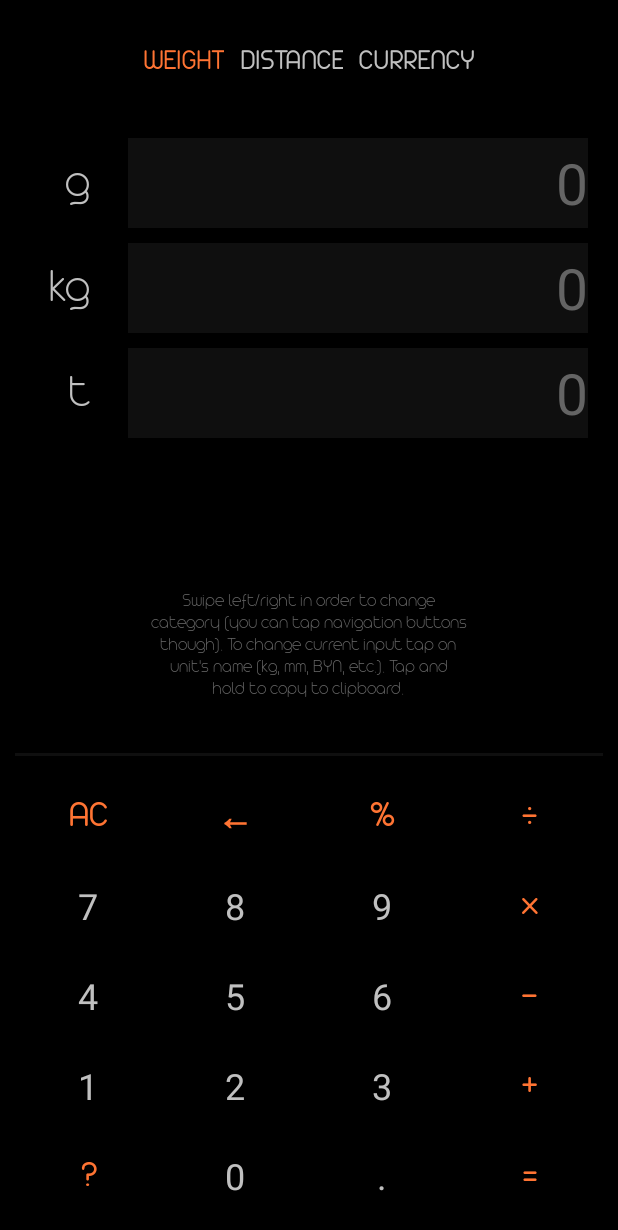
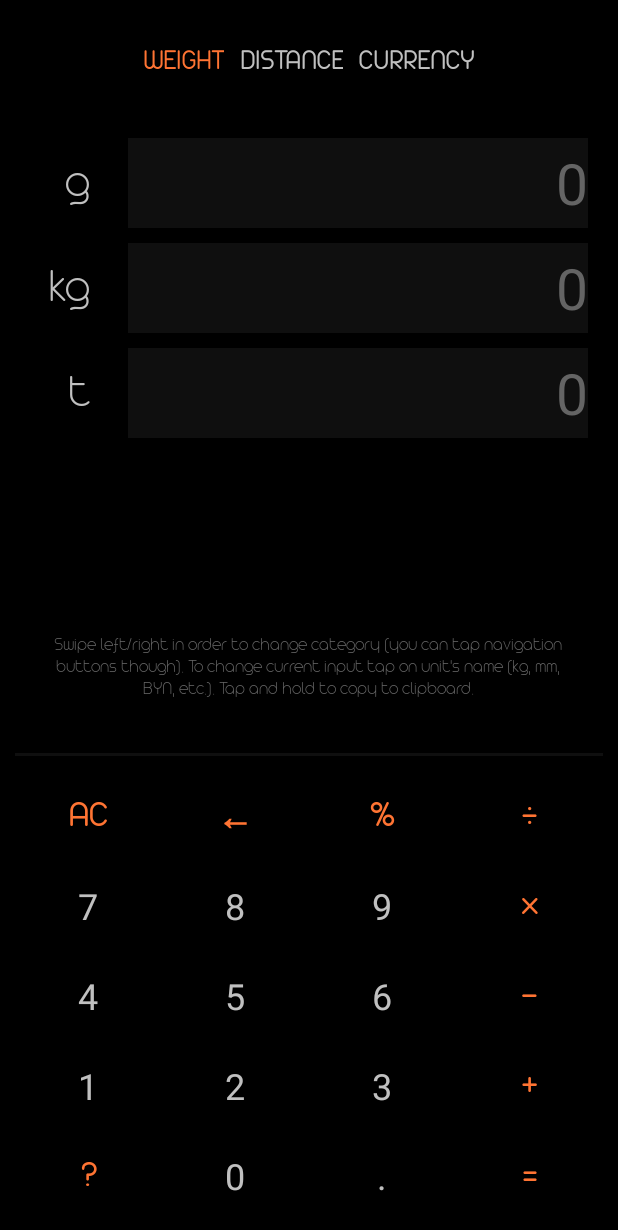
Before and after one commit to am-moving-lightspeed/Android, an Android app: the screen it shows after launch (MainActivity), on a phone screen of 412 x 824 dp. Shown: the top 1230 px of the screen. Run offline under Robolectric (Android 15) with nearby library versions, the phone set to English and light mode, and no system bars.

Commit message:
Fixed issues with layouts causing exceptions.

```diff
--- a/Converter/app/src/main/res/layout-land/activity_main.xml
+++ b/Converter/app/src/main/res/layout-land/activity_main.xml
@@ -34,9 +34,7 @@
                 android:layout_height="0dp"
                 android:layout_weight="1" />
 
-
             <include layout="@layout/app_hint" />
-
 
         </LinearLayout>
 
@@ -49,143 +47,12 @@
             android:background="@color/colorBlackAlternativeSpecific" />
 
         <!-- Keyboard -->
-        <TableLayout
+        <androidx.fragment.app.FragmentContainerView
+            android:id="@+id/keyboardFragmentContainer"
+            android:name="fragments.KeyboardFragment"
             android:layout_width="0dp"
             android:layout_height="match_parent"
-            android:layout_weight="0.9">
-
-            <TableRow style="@style/keyboardRow">
-
-                <Button
-                    android:id="@+id/kbEraseAll"
-                    style="@style/keyboardButtonExtended"
-                    android:text="@string/eraseAll" />
-
-                <Button
-                    android:id="@+id/kbEraseLast"
-                    style="@style/keyboardButtonExtended"
-                    android:text="@string/eraseLast" />
-
-                <Button
-                    android:id="@+id/kbPer"
-                    style="@style/keyboardButtonExtended"
-                    android:text="@string/opPer" />
-
-                <Button
-                    android:id="@+id/kbDiv"
-                    style="@style/keyboardButtonExtended"
-                    android:text="@string/opDiv" />
-
-            </TableRow>
-
-            <TableRow style="@style/keyboardRow">
-
-                <Button
-                    android:id="@+id/kbNum7"
-                    style="@style/keyboardButton"
-                    android:onClick="kbNumButtonClick"
-                    android:text="@string/num7" />
-
-                <Button
-                    android:id="@+id/kbNum8"
-                    style="@style/keyboardButton"
-                    android:onClick="kbNumButtonClick"
-                    android:text="@string/num8" />
-
-                <Button
-                    android:id="@+id/kbNum9"
-                    style="@style/keyboardButton"
-                    android:onClick="kbNumButtonClick"
-                    android:text="@string/num9" />
-
-                <Button
-                    android:id="@+id/kbMul"
-                    style="@style/keyboardButtonExtended"
-                    android:text="@string/opMul" />
-
-            </TableRow>
-
-            <TableRow style="@style/keyboardRow">
-
-                <Button
-                    android:id="@+id/kbNum4"
-                    style="@style/keyboardButton"
-                    android:onClick="kbNumButtonClick"
-                    android:text="@string/num4" />
-
-                <Button
-                    android:id="@+id/kbNum5"
-                    style="@style/keyboardButton"
-                    android:onClick="kbNumButtonClick"
-                    android:text="@string/num5" />
-
-                <Button
-                    android:id="@+id/kbNum6"
-                    style="@style/keyboardButton"
-                    android:onClick="kbNumButtonClick"
-                    android:text="@string/num6" />
-
-                <Button
-                    android:id="@+id/kbSub"
-                    style="@style/keyboardButtonExtended"
-                    android:text="@string/opSub" />
-
-            </TableRow>
-
-            <TableRow style="@style/keyboardRow">
-
-                <Button
-                    android:id="@+id/kbNum1"
-                    style="@style/keyboardButton"
-                    android:onClick="kbNumButtonClick"
-                    android:text="@string/num1" />
-
-                <Button
-                    android:id="@+id/kbNum2"
-                    style="@style/keyboardButton"
-                    android:onClick="kbNumButtonClick"
-                    android:text="@string/num2" />
-
-                <Button
-                    android:id="@+id/kbNum3"
-                    style="@style/keyboardButton"
-                    android:onClick="kbNumButtonClick"
-                    android:text="@string/num3" />
-
-                <Button
-                    android:id="@+id/kbAdd"
-                    style="@style/keyboardButtonExtended"
-                    android:text="@string/opAdd" />
-
-            </TableRow>
-
-            <TableRow style="@style/keyboardRow">
-
-                <Button
-                    android:id="@+id/kbMode"
-                    style="@style/keyboardButtonExtended"
-                    android:text="@string/mode" />
-
-                <Button
-                    android:id="@+id/kbNum0"
-                    style="@style/keyboardButton"
-                    android:onClick="kbNumButtonClick"
-                    android:text="@string/num0" />
-
-                <Button
-                    android:id="@+id/kbDot"
-                    style="@style/keyboardButton"
-                    android:text="@string/dot" />
-
-                <Button
-                    android:id="@+id/kbEqu"
-                    style="@style/keyboardButtonExtended"
-                    android:text="@string/opEqu" />
-
-            </TableRow>
-
-        </TableLayout>
-        <!-- Keyboard end -->
+            android:layout_weight="0.9" />
 
     </LinearLayout>
 
--- a/Converter/app/src/main/res/layout-land/app_hint.xml
+++ /dev/null
@@ -1,20 +0,0 @@
-<?xml version="1.0" encoding="utf-8"?>
-<LinearLayout xmlns:android="http://schemas.android.com/apk/res/android"
-    android:id="@+id/appHint"
-    android:layout_width="match_parent"
-    android:layout_height="wrap_content"
-    android:orientation="vertical">
-
-    <TextView
-        style="@style/appHintText"
-        android:text="@string/appHintAlt0" />
-
-    <TextView
-        style="@style/appHintText"
-        android:text="@string/appHintAlt1" />
-
-    <TextView
-        style="@style/appHintText"
-        android:text="@string/appHintAlt2" />
-
-</LinearLayout>
--- a/Converter/app/src/main/res/layout-land/keyboard.xml
+++ b/Converter/app/src/main/res/layout-land/keyboard.xml
@@ -1,8 +1,7 @@
 <?xml version="1.0" encoding="utf-8"?>
 <TableLayout xmlns:android="http://schemas.android.com/apk/res/android"
-    android:layout_width="0dp"
-    android:layout_height="match_parent"
-    android:layout_weight="0.9">
+    android:layout_width="match_parent"
+    android:layout_height="match_parent">
 
     <TableRow style="@style/keyboardRow">
 
--- a/Converter/app/src/main/res/layout/app_hint.xml
+++ b/Converter/app/src/main/res/layout/app_hint.xml
@@ -17,12 +17,4 @@
         style="@style/appHintText"
         android:text="@string/appHint2" />
 
-    <TextView
-        style="@style/appHintText"
-        android:text="@string/appHint3" />
-
-    <TextView
-        style="@style/appHintText"
-        android:text="@string/appHint4" />
-
 </LinearLayout>
--- a/Converter/app/src/main/res/values/strings.xml
+++ b/Converter/app/src/main/res/values/strings.xml
@@ -31,14 +31,9 @@
     <string name="categoryWeight">WEIGHT</string>
     <string name="categoryDistance">DISTANCE</string>
     <string name="categoryCurrency">CURRENCY</string>
-    <string name="appHint0">Swipe left/right in order to change</string>
-    <string name="appHint1">category (you can tap navigation buttons</string>
-    <string name="appHint2">though). To change current input tap on</string>
-    <string name="appHint3">unit\'s name (kg, mm, BYN, etc.). Tap and</string>
-    <string name="appHint4">hold to copy to clipboard.</string>
-    <string name="appHintAlt0">Swipe left/right in order to change category (you can tap navigation</string>
-    <string name="appHintAlt1">buttons though). To change current input tap on unit\'s name (kg, mm,</string>
-    <string name="appHintAlt2">BYN, etc.). Tap and hold to copy to clipboard.</string>
+    <string name="appHint0">Swipe left/right in order to change category (you can tap navigation</string>
+    <string name="appHint1">buttons though). To change current input tap on unit\'s name (kg, mm,</string>
+    <string name="appHint2">BYN, etc.). Tap and hold to copy to clipboard.</string>
 
     <!--  Measure units  -->
     <string name="gram">g</string>
```
